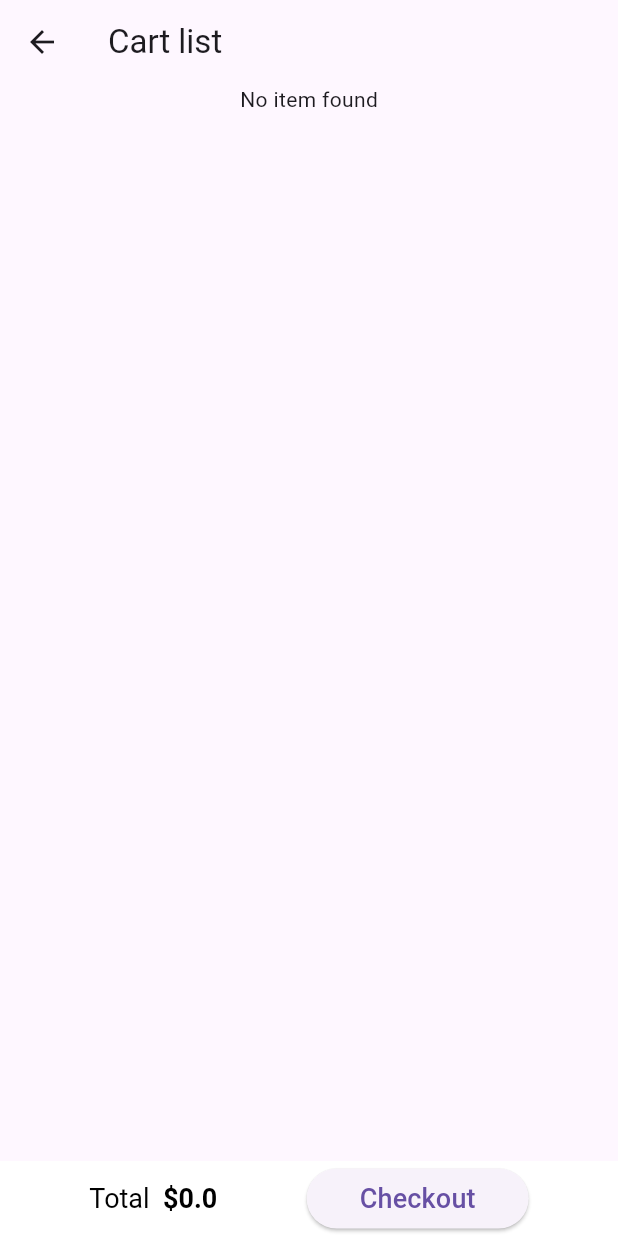
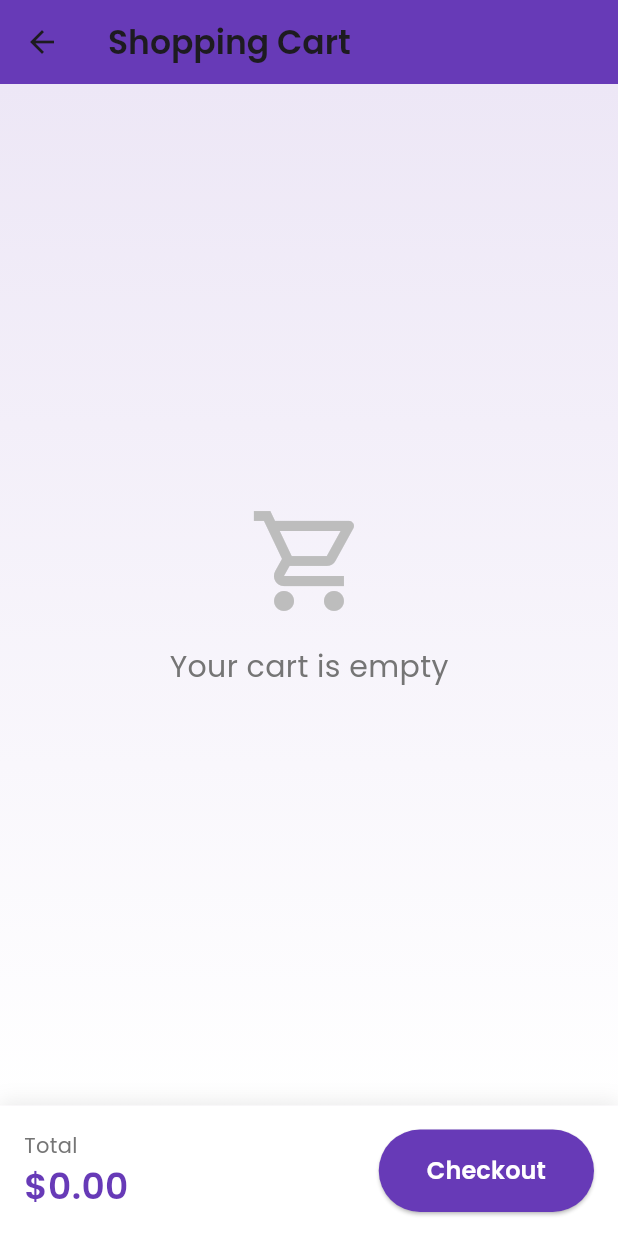
Before and after one commit to jamalihassan0307/Shopping-Ecommers-App-in-SQL, a Flutter app: the CartPage screen opened directly, on a phone screen of 412 x 824 dp. Run offline on Flutter 3.47's test engine with Material 3 defaults, Android fonts, the phone set to English and light mode, and no system bars; our stand-ins replace animated_text_kit, flutter_animate, font_awesome_flutter, get, google_fonts, image_picker and 2 more; accounts and stored records are empty.

Commit message:
Refactor CartPage: enhance UI with improved layout, animations, and styling using Google Fonts, and update item removal feedback for better user experience.

```diff
--- a/lib/pages/CartPage.dart
+++ b/lib/pages/CartPage.dart
@@ -4,43 +4,50 @@ import 'package:ecommers_app/controller/homePageController.dart';
 import 'package:ecommers_app/models/ItemModel.dart';
 import 'package:flutter/material.dart';
 import 'package:get/get.dart';
+import 'package:google_fonts/google_fonts.dart';
+import 'package:flutter_animate/flutter_animate.dart';
 
 class CartPage extends StatelessWidget {
   Widget generateCart(BuildContext context, ShopItemModel d) {
     return Padding(
-      padding: EdgeInsets.all(5.0),
+      padding: const EdgeInsets.symmetric(horizontal: 16.0, vertical: 8.0),
       child: Container(
         decoration: BoxDecoration(
-            color: Colors.white12,
-            border: Border(
-              bottom: BorderSide(color: Colors.grey.shade100, width: 1.0),
-              top: BorderSide(color: Colors.grey.shade100, width: 1.0),
-            )),
-        height: 100.0,
+          color: Colors.white,
+          borderRadius: BorderRadius.circular(15),
+          boxShadow: [
+            BoxShadow(
+              color: Colors.grey.withOpacity(0.1),
+              spreadRadius: 1,
+              blurRadius: 10,
+              offset: const Offset(0, 2),
+            ),
+          ],
+        ),
         child: Row(
           children: <Widget>[
             Container(
-              alignment: Alignment.topLeft,
               height: 100.0,
               width: 100.0,
               decoration: BoxDecoration(
-                  boxShadow: [
-                    BoxShadow(color: Colors.black12, blurRadius: 5.0)
-                  ],
-                  borderRadius: BorderRadius.only(
-                      topRight: Radius.circular(10.0),
-                      bottomRight: Radius.circular(10.0)),
-                  image:d.image.toString().substring(0,5)=="https"?
-
-                  DecorationImage(
-                      image: NetworkImage(d.image), fit: BoxFit.fitHeight):
-                  DecorationImage(
-                      image: FileImage(File(d.image)), fit: BoxFit.fitHeight))
-                     ,
+                borderRadius: const BorderRadius.only(
+                  topLeft: Radius.circular(15),
+                  bottomLeft: Radius.circular(15),
+                ),
+                image: d.image.toString().substring(0,5) == "https"
+                  ? DecorationImage(
+                      image: NetworkImage(d.image),
+                      fit: BoxFit.cover,
+                    )
+                  : DecorationImage(
+                      image: FileImage(File(d.image)),
+                      fit: BoxFit.cover,
+                    ),
+              ),
             ),
             Expanded(
               child: Padding(
-              padding: EdgeInsets.only(top: 10.0, left: 15.0),
+                padding: const EdgeInsets.all(12.0),
                 child: Column(
                   crossAxisAlignment: CrossAxisAlignment.start,
                   children: <Widget>[
@@ -49,73 +56,115 @@ class CartPage extends StatelessWidget {
                         Expanded(
                           child: Text(
                             d.name,
-                          style: TextStyle(
-                              fontWeight: FontWeight.w600, fontSize: 15.0),
+                            style: GoogleFonts.poppins(
+                              fontWeight: FontWeight.w600,
+                              fontSize: 16.0,
                             ),
                           ),
-                      Container(
-                        alignment: Alignment.bottomRight,
-                        child: InkResponse(
-                          onTap: () {
-                            Get.find<HomePageController>()
-                                .removeFromCart(d.shopId ?? 0);
-                            ScaffoldMessenger.of(context).showSnackBar(SnackBar(
-                                content: Text(
-                                    "Item removed from cart successfully")));
+                        ),
+                        IconButton(
+                          onPressed: () {
+                            Get.find<HomePageController>().removeFromCart(d.shopId ?? 0);
+                            ScaffoldMessenger.of(context).showSnackBar(
+                              SnackBar(
+                                content: Text("Item removed from cart successfully"),
+                                backgroundColor: Colors.deepPurple,
+                                behavior: SnackBarBehavior.floating,
+                                shape: RoundedRectangleBorder(
+                                  borderRadius: BorderRadius.circular(10),
+                                ),
+                              ),
+                            );
                           },
-                          child: Padding(
-                            padding: EdgeInsets.only(right: 10.0),
-                            child: Icon(
-                              Icons.remove_circle,
+                          icon: const Icon(
+                            Icons.delete_outline,
                             color: Colors.red,
                           ),
                         ),
-                        ),
-                      )
                       ],
                     ),
-                  SizedBox(
-                    height: 5.0,
+                    const SizedBox(height: 8),
+                    Text(
+                      "\$${d.price.toString()}",
+                      style: GoogleFonts.poppins(
+                        color: Colors.deepPurple,
+                        fontWeight: FontWeight.w600,
+                        fontSize: 18,
                       ),
-                  Text("Price ${d.price.toString()}"),
-                ],
                     ),
-            ))
                   ],
                 ),
               ),
-    );
+            ),
+          ],
+        ),
+      ),
+    ).animate()
+      .fadeIn(duration: 600.ms)
+      .slideX(begin: 0.2, end: 0);
   }
-
 
   getItemTotal(List<ShopItemModel> items) {
     double sum = 0.0;
-    items.forEach((e){sum += e.price;});
-    return "\$$sum";
+    items.forEach((e) { sum += e.price; });
+    return "\$${sum.toStringAsFixed(2)}";
   }
 
   @override
   Widget build(BuildContext context) {
     final controller = Get.find<HomePageController>();
 
-    // TODO: implement build
     return Scaffold(
       appBar: AppBar(
-        title: Text("Cart list"),
+        title: Text(
+          "Shopping Cart",
+          style: GoogleFonts.poppins(
+            fontWeight: FontWeight.w600,
           ),
-      body: Column(
+        ),
+        elevation: 0,
+        backgroundColor: Colors.deepPurple,
+      ),
+      body: Container(
+        decoration: BoxDecoration(
+          gradient: LinearGradient(
+            begin: Alignment.topCenter,
+            end: Alignment.bottomCenter,
+            colors: [
+              Colors.deepPurple.shade50,
+              Colors.white,
+            ],
+          ),
+        ),
+        child: Column(
           children: [
             Expanded(
-            child: SingleChildScrollView(
               child: GetBuilder<HomePageController>(
                 builder: (_) {
-                  if (controller.cartItems.length == 0) {
+                  if (controller.cartItems.isEmpty) {
                     return Center(
-                      child: Text("No item found"),
+                      child: Column(
+                        mainAxisAlignment: MainAxisAlignment.center,
+                        children: [
+                          Icon(
+                            Icons.shopping_cart_outlined,
+                            size: 80,
+                            color: Colors.grey.shade400,
+                          ),
+                          const SizedBox(height: 16),
+                          Text(
+                            "Your cart is empty",
+                            style: GoogleFonts.poppins(
+                              fontSize: 20,
+                              color: Colors.grey.shade600,
+                            ),
+                          ),
+                        ],
+                      ),
                     );
                   }
                   return ListView(
-                    shrinkWrap: true,
+                    padding: const EdgeInsets.symmetric(vertical: 16),
                     children: controller.cartItems
                         .map((d) => generateCart(context, d))
                         .toList(),
@@ -123,49 +172,72 @@ class CartPage extends StatelessWidget {
                 },
               ),
             ),
+          ],
+        ),
+      ),
+      bottomNavigationBar: Container(
+        decoration: BoxDecoration(
+          color: Colors.white,
+          boxShadow: [
+            BoxShadow(
+              color: Colors.grey.withOpacity(0.2),
+              spreadRadius: 1,
+              blurRadius: 10,
+              offset: const Offset(0, -2),
             ),
           ],
         ),
-      bottomNavigationBar: Container(
-        color: Colors.white,
         child: SafeArea(
+          child: Padding(
+            padding: const EdgeInsets.all(16.0),
             child: Row(
-            mainAxisAlignment: MainAxisAlignment.spaceEvenly,
-            crossAxisAlignment: CrossAxisAlignment.center,
+              mainAxisAlignment: MainAxisAlignment.spaceBetween,
               children: [
-              Container(
-                child: GetBuilder<HomePageController>(
-                  builder: (_) {
-                    return RichText(
-                      text: TextSpan(
-                          text: "Total  ",
-                          style: TextStyle(color: Colors.black, fontSize: 18),
-                          children: <TextSpan>[
-                            TextSpan(
-                                text: getItemTotal(controller.cartItems).toString(),
-                                style: TextStyle(fontWeight: FontWeight.bold)
-                            )
-                          ]
+                GetBuilder<HomePageController>(
+                  builder: (_) => Column(
+                    mainAxisSize: MainAxisSize.min,
+                    crossAxisAlignment: CrossAxisAlignment.start,
+                    children: [
+                      Text(
+                        "Total",
+                        style: GoogleFonts.poppins(
+                          color: Colors.grey.shade600,
+                          fontSize: 14,
                         ),
-                    );
+                      ),
+                      Text(
+                        getItemTotal(controller.cartItems),
+                        style: GoogleFonts.poppins(
+                          color: Colors.deepPurple,
+                          fontSize: 24,
+                          fontWeight: FontWeight.w600,
+                        ),
+                      ),
+                    ],
+                  ),
+                ),
+                ElevatedButton(
+                  onPressed: () {
+                    // Handle checkout
                   },
-                )
+                  style: ElevatedButton.styleFrom(
+                    backgroundColor: Colors.deepPurple,
+                    foregroundColor: Colors.white,
+                    padding: const EdgeInsets.symmetric(horizontal: 32, vertical: 16),
+                    shape: RoundedRectangleBorder(
+                      borderRadius: BorderRadius.circular(30),
                     ),
-              Container(
-                alignment: Alignment.centerLeft,
-                height: 50,
-                color: Colors.white,
-                child: ElevatedButton(
-                  onPressed: () {},
-                  child: Container(
-                    alignment: Alignment.center,
-                    height: 40,
-                    width: 100,
-                    child: Text("Checkout", style: TextStyle(fontSize: 18),),
-                  )
                   ),
-              )
+                  child: Text(
+                    "Checkout",
+                    style: GoogleFonts.poppins(
+                      fontSize: 16,
+                      fontWeight: FontWeight.w600,
+                    ),
+                  ),
+                ),
               ],
+            ),
           ),
         ),
       ),
```
Lines whose indentation alone changed are shown as unchanged.
